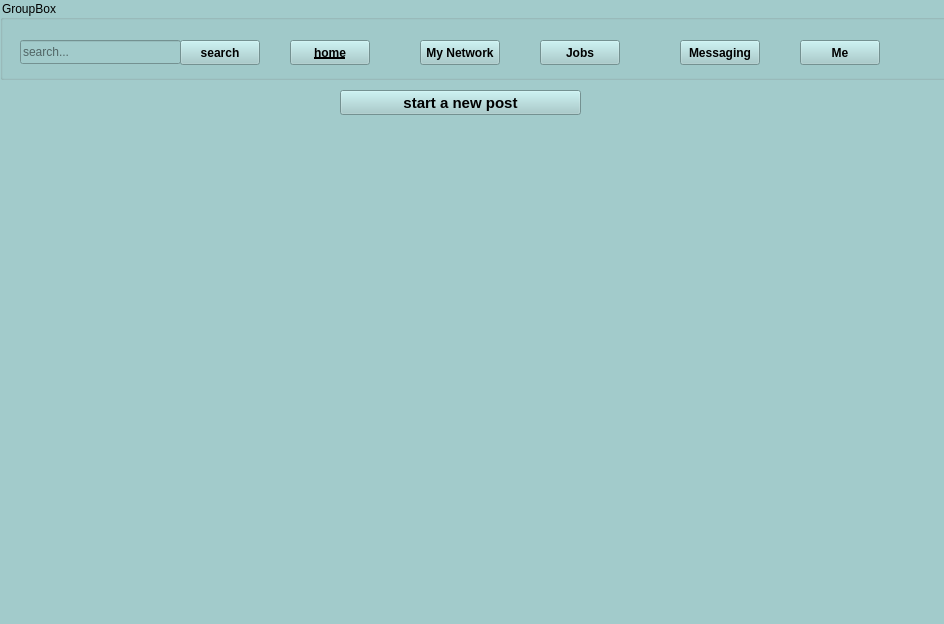
First picture: the form in home.ui, repository white-vessel/eyd-project, before the edit.
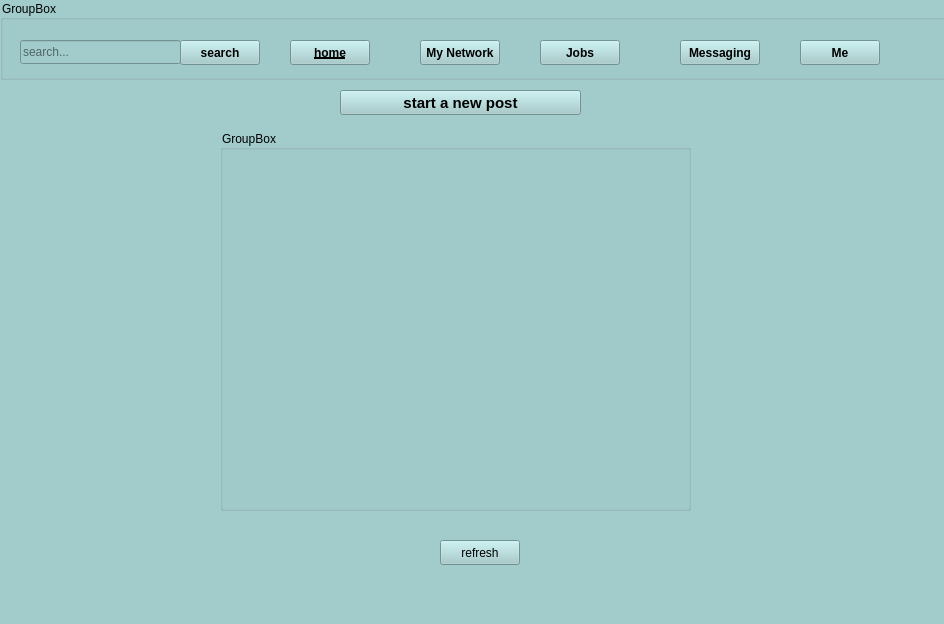
Second picture: the form after the edit.

Patch:
```diff
--- a/home.ui
+++ b/home.ui
@@ -189,6 +189,32 @@
      <string>start a new post</string>
     </property>
    </widget>
+   <widget class="QGroupBox" name="groupBox_2">
+    <property name="geometry">
+     <rect>
+      <x>220</x>
+      <y>130</y>
+      <width>471</width>
+      <height>381</height>
+     </rect>
+    </property>
+    <property name="title">
+     <string>GroupBox</string>
+    </property>
+   </widget>
+   <widget class="QPushButton" name="pushButton_7">
+    <property name="geometry">
+     <rect>
+      <x>440</x>
+      <y>540</y>
+      <width>80</width>
+      <height>25</height>
+     </rect>
+    </property>
+    <property name="text">
+     <string>refresh</string>
+    </property>
+   </widget>
   </widget>
   <widget class="QStatusBar" name="statusbar"/>
  </widget>
```
